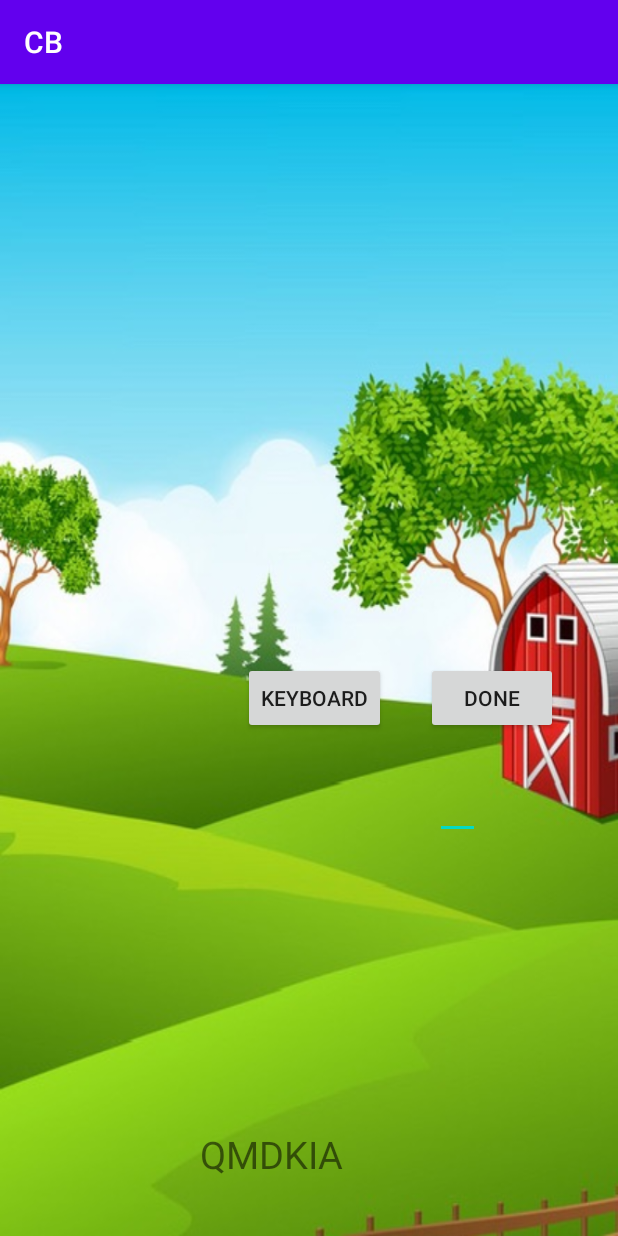
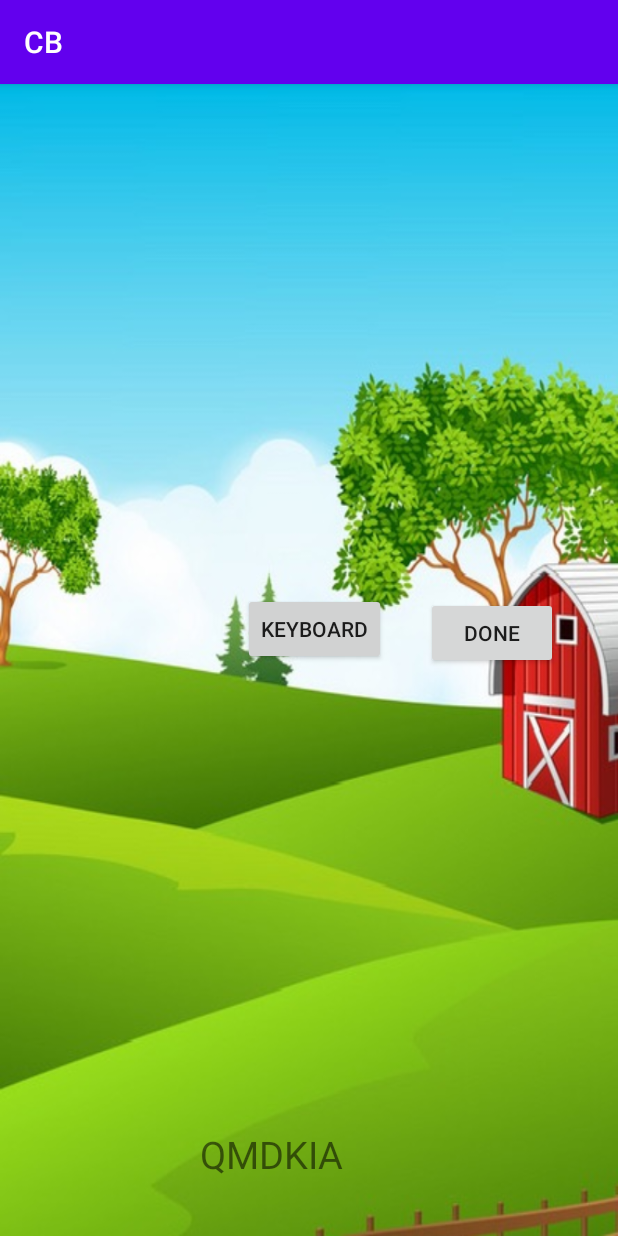
Before and after one commit to eronav/Android-CB, an Android app: the game_screen screen opened directly, with no data from a screen before it, after a tap on "KEYBOARD", on a phone screen of 412 x 824 dp. Run offline under Robolectric (Android 15) with nearby library versions, the phone set to English and light mode, and no system bars; Roboto replaces fonts that are not available here.

Commit message:
removed the dummy text edit box ability to pop-up / pop-down keyboard quit and play again working working eval

```diff
--- a/app/src/main/AndroidManifest.xml
+++ b/app/src/main/AndroidManifest.xml
@@ -1,6 +1,7 @@
 <?xml version="1.0" encoding="utf-8"?>
 <manifest xmlns:android="http://schemas.android.com/apk/res/android"
     package="com.example.cb">
+    <uses-permission android:name="android.permission.VIBRATE"/>
 
     <application
         android:allowBackup="true"
--- a/app/src/main/java/com/example/cb/GuessHistory.java
+++ b/app/src/main/java/com/example/cb/GuessHistory.java
@@ -162,6 +162,8 @@ public class GuessHistory {
         return cb_eval;
     }
 
+
+
     public LinearLayout get_img_cb_eval_numeric(String guess, WordGenerator wgen, Context myctxt, LetterImageManager ltrmngr, int diff) {
         int[] result = wgen.evaluateGuess(guess);
         int cow = result[1];
@@ -265,4 +267,6 @@ public class GuessHistory {
         }
     }
 
+
+
 }
--- a/app/src/main/java/com/example/cb/game_screen.java
+++ b/app/src/main/java/com/example/cb/game_screen.java
@@ -2,14 +2,14 @@ package com.example.cb;
 
 import android.app.Activity;
 import android.content.Context;
+import android.content.Intent;
 import android.os.Bundle;
-import android.text.Editable;
-import android.text.TextWatcher;
+import android.os.Vibrator;
+import android.view.KeyEvent;
 import android.view.View;
 import android.view.ViewGroup;
 import android.view.inputmethod.InputMethodManager;
 import android.widget.Button;
-import android.widget.EditText;
 import android.widget.ImageView;
 import android.widget.LinearLayout;
 import android.widget.ScrollView;
@@ -23,7 +23,7 @@ public class game_screen extends AppCompatActivity {
 
     ScrollView histbox;
     LinearLayout guess_box;
-    EditText dummy_input;
+    Vibrator v;
     Button done_btn;
     TextView testing_dash;
     Random myrand;
@@ -55,9 +55,11 @@ public class game_screen extends AppCompatActivity {
         setContentView(R.layout.activity_game_screen);
 
         histbox = findViewById(R.id.history);
-        Button keyboard_btn = (Button) findViewById(R.id.keyboard);
+        final Button keyboard_btn = (Button) findViewById(R.id.keyboard);
+        keyboard_btn.setFocusable(true);
+        keyboard_btn.setFocusableInTouchMode(true);
         keyboard_status = false;
-        dummy_input = findViewById(R.id.dummy_input);
+        // v = (Vibrator) getSystemService(Context.VIBRATOR_SERVICE);
         myctxt = getApplicationContext();
         guess_box = findViewById(R.id.guess_box);
         ViewGroup.LayoutParams gblp = guess_box.getLayoutParams();
@@ -69,16 +71,18 @@ public class game_screen extends AppCompatActivity {
         guess = "";
         cb = new LinearLayout(myctxt);
 
+
         row = new LinearLayout(myctxt);
         play_again_layout = (LinearLayout) findViewById(R.id.play_again_layout);
         quit_layout = (LinearLayout) findViewById(R.id.quit_layout);
+
+        ViewGroup.LayoutParams ll_lp;
         word_outer_layout = new LinearLayout(myctxt);
 
         cb.setLayoutParams(new LinearLayout.LayoutParams(LinearLayout.LayoutParams.WRAP_CONTENT, LinearLayout.LayoutParams.WRAP_CONTENT));
 
         row.setLayoutParams(new LinearLayout.LayoutParams(LinearLayout.LayoutParams.WRAP_CONTENT, LinearLayout.LayoutParams.WRAP_CONTENT));
         cb.setOrientation(LinearLayout.HORIZONTAL);
-
         row.setOrientation(LinearLayout.VERTICAL);
 
         histbox.addView(row);
@@ -115,53 +119,27 @@ public class game_screen extends AppCompatActivity {
             @Override
             public void onClick(View v) {
 
-                /*cb = ghist.AddEntry(wgen, guess, newrow, myctxt);
-                // histbox.removeAllViews();
-                histbox.addView(cb);
-                dummy_input.setText("");
-                if (ghist.check_game(wgen, guess, diff)) {
-                    Button play_again = new Button(myctxt);
-                    Button quit_btn = new Button(myctxt);
-                    play_again.setLayoutParams(new LinearLayout.LayoutParams(LinearLayout.LayoutParams.WRAP_CONTENT, LinearLayout.LayoutParams.WRAP_CONTENT));
-                    quit_btn.setLayoutParams(new LinearLayout.LayoutParams(LinearLayout.LayoutParams.WRAP_CONTENT, LinearLayout.LayoutParams.WRAP_CONTENT));
-                    ViewGroup.LayoutParams btn_layout = play_again.getLayoutParams();
-                    ViewGroup.LayoutParams btn1_layout = play_again.getLayoutParams();
-                    btn_layout.height = 50;
-                    btn_layout.width = 50;
-                    btn1_layout.height = 50;
-                    btn1_layout.width = 50;
-                    play_again.setText("Play Again");
-                    quit_btn.setText("Quit");
+                if (done_btn.getText().equals("Play Again")) {
+                    Intent startIntent = new Intent(getApplicationContext(), play_game_level.class);
+                    startIntent.putExtra("com.mailronav.cb.playAgain", "");
+                    startActivity(startIntent);
+                }
 
-                    play_again_layout.addView(play_again);
-                    quit_layout.addView(quit_btn);
-                    play_again.setOnClickListener(new View.OnClickListener() {
-                        @Override
-                        public void onClick(View v) {
-                            Intent startIntent = new Intent(getApplicationContext(), play_game_level.class);
-                            startIntent.putExtra("com.mailronav.cb.playAgain", "");
-                            startActivity(startIntent);
-                        }
-                    });
-                    quit_btn.setOnClickListener(new View.OnClickListener() {
-                        @Override
-                        public void onClick(View v) {
-                            Intent startIntent = new Intent(getApplicationContext(), game_2.class);
-                            startIntent.putExtra("com.mailronav.cb.quit", "");
-                            startActivity(startIntent);
-                        }
-                    });
-                }*/
-
-
-                LinearLayout newrow;
-                newrow = new LinearLayout(myctxt);
+                if (guess.length() != diff) {
+                    return;
+                }
+                LinearLayout newrow = new LinearLayout(myctxt);
                 newrow.setLayoutParams(new LinearLayout.LayoutParams(LinearLayout.LayoutParams.WRAP_CONTENT, LinearLayout.LayoutParams.WRAP_CONTENT));
                 newrow.setOrientation(LinearLayout.HORIZONTAL);
 
                 LinearLayout word_eval_layout = ghist.get_img_cb_eval(guess, wgen, myctxt, ltrmngr, diff);
-                LinearLayout word_image_layout = (LinearLayout) guess_box.getChildAt(0);
+                LinearLayout word_image_layout = new LinearLayout(myctxt);
+                word_image_layout.setLayoutParams(new LinearLayout.LayoutParams(LinearLayout.LayoutParams.WRAP_CONTENT, LinearLayout.LayoutParams.WRAP_CONTENT));
+                word_image_layout.setOrientation(LinearLayout.HORIZONTAL);
+
+                word_image_layout = ltrmngr.get_img_word(guess, ltrmngr, word_image_layout, myctxt);
                 guess_box.removeAllViews();
+
 
                 if (! redesign_images(newrow, word_image_layout, word_eval_layout)) {
                     try {
@@ -171,25 +149,52 @@ public class game_screen extends AppCompatActivity {
                         e.printStackTrace();
                     }
                 }
+
+
                 row.addView(newrow);
-                dummy_input.setText("");
+                guess_box.removeAllViews();
+                keyboard_btn.requestFocus();
+
+                if (wgen.evaluateGuess(guess)[2] == diff) {
+                    done_btn.setText("Play Again");
+                    keyboard_btn.setText("Quit");
+                }
+                guess = "";
+            }
+        });
+
+        keyboard_btn.setOnFocusChangeListener(new View.OnFocusChangeListener() {
+            @Override
+            public void onFocusChange(View v, boolean hasFocus) {
+                if (keyboard_btn.getText().equals("Quit")) {
+                    Intent startIntent = new Intent(getApplicationContext(), game_2.class);
+                    startIntent.putExtra("com.mailronav.cb.quit", "");
+                    startActivity(startIntent);
+                } else {
+                    setKeyboard_status(keyboard_btn);
+                }
+
             }
         });
 
         keyboard_btn.setOnClickListener(new View.OnClickListener() {
             @Override
             public void onClick(View v) {
-                if(keyboard_status == true) {
-                    hideKeyboardFrom(myctxt, dummy_input);
+                if (keyboard_btn.getText().equals("Quit")) {
+                    Intent startIntent = new Intent(getApplicationContext(), game_2.class);
+                    startIntent.putExtra("com.mailronav.cb.quit", "");
+                    startActivity(startIntent);
                 } else {
-                    openKeyboard();
+                    setKeyboard_status(keyboard_btn);
                 }
             }
         });
 
 
 
-        dummy_input.addTextChangedListener(new TextWatcher() {
+
+
+        /*dummy_input.addTextChangedListener(new TextWatcher() {
 
             @Override
             public void beforeTextChanged(CharSequence s, int start, int count, int after) {
@@ -215,19 +220,67 @@ public class game_screen extends AppCompatActivity {
                 histbox.addView(test_text);*/
                 //histbox.addView(guess_box);
                 //histbox.addView(newrow);
-                guess = s.toString();
-            }
+                // guess = s.toString();
+             /*}
 
             @Override
             public void afterTextChanged(Editable s) {
 
             }
-        });
+        }); */
 
         testing_dash.setText(word);
 
 
-    }  // onCreate()
+    } // onCreate()
+
+    @Override
+    public boolean onKeyDown(int keyCode, KeyEvent event) {
+        String chr = null;
+        int chr_keycode = 0;
+
+        ImageView img = new ImageView(myctxt);
+        img.setLayoutParams(new LinearLayout.LayoutParams(LinearLayout.LayoutParams.WRAP_CONTENT, LinearLayout.LayoutParams.WRAP_CONTENT));
+        ViewGroup.LayoutParams img_layout = img.getLayoutParams();
+        img_layout.height = 60;
+        img_layout.width = 60;
+        int gl = guess.length();
+
+        if (keyCode == KeyEvent.KEYCODE_DEL) {
+            if (gl == 0) {
+                return true;
+            }
+            if (gl == 1) {
+                guess_box.removeAllViews();
+                guess = "";
+                return true;
+            }
+
+            guess_box.removeViewAt(guess_box.getChildCount() - 1);
+            guess = guess.substring(0, gl-1);
+        } else if (gl == diff) {
+            // Ignore characters if already at max acceptable
+        } else {
+            try {
+                if (KeyEvent.KEYCODE_A <= keyCode && keyCode <= KeyEvent.KEYCODE_Z) {
+                    chr_keycode = ltrmngr.onkeyup_get_letter(keyCode);
+                    img.setImageResource(chr_keycode);
+                    guess_box.addView(img);
+                    guess += String.valueOf((char) (keyCode + (int) 'a' - KeyEvent.KEYCODE_A));
+                } else if (KeyEvent.KEYCODE_0 <= keyCode && keyCode <= KeyEvent.KEYCODE_9) {
+                    chr_keycode = ltrmngr.onkeyup_get_letter(keyCode);
+                    img.setImageResource(chr_keycode);
+                    guess_box.addView(img);
+                    guess += String.valueOf((char) (keyCode + (int) '0' - KeyEvent.KEYCODE_0));
+                }
+                // Silently ignore other characters
+            } catch (Exception e) {
+                e.printStackTrace();
+            }
+        }
+
+        return true;
+    }
 
 
     //Create the creation method
@@ -235,8 +288,8 @@ public class game_screen extends AppCompatActivity {
         ImageView cow_img = new ImageView(myctxt);
         cow_img.setLayoutParams(new LinearLayout.LayoutParams(LinearLayout.LayoutParams.WRAP_CONTENT, LinearLayout.LayoutParams.WRAP_CONTENT));
         ViewGroup.LayoutParams cow_layout = cow_img.getLayoutParams();
-        cow_layout.height = 120;
-        cow_layout.width = 120;
+        cow_layout.height = 60;
+        cow_layout.width = 60;
         cow_img.setScaleType(ImageView.ScaleType.FIT_CENTER);
         cow_img.setImageResource(R.drawable.cow_head);
         return cow_img;
@@ -248,8 +301,8 @@ public class game_screen extends AppCompatActivity {
         ImageView bull_img = new ImageView(myctxt);
         bull_img.setLayoutParams(new LinearLayout.LayoutParams(LinearLayout.LayoutParams.WRAP_CONTENT, LinearLayout.LayoutParams.WRAP_CONTENT));
         ViewGroup.LayoutParams bull_layout = bull_img.getLayoutParams();
-        bull_layout.height = 120;
-        bull_layout.width = 120;
+        bull_layout.height = 60;
+        bull_layout.width = 60;
         bull_img.setScaleType(ImageView.ScaleType.FIT_CENTER);
         bull_img.setImageResource(R.drawable.bulls_head);
         return bull_img;
@@ -363,6 +416,22 @@ public class game_screen extends AppCompatActivity {
         return word_str_layout;
     }
 
+    public String getViewText(CharSequence c) {
+        return String.valueOf(c);
+    }
+
+    private void setKeyboard_status(View keyboard_btn) {
+        if(keyboard_status) {
+            hideSoftKeyboard(keyboard_btn);
+            keyboard_status = false;
+        } else {
+            showSoftKeyboard(keyboard_btn);
+            keyboard_status = true;
+            // dummy_input.performClick();
+        }
+
+    }
+
     private boolean redesign_images(LinearLayout layout, LinearLayout word_layout, LinearLayout eval_layout) {
 
         return false;
@@ -408,6 +477,21 @@ public class game_screen extends AppCompatActivity {
          */
     }
 
+    public void showSoftKeyboard(View view) {
+        // if(true /* view.requestFocus() */)
+        InputMethodManager imm = (InputMethodManager) getSystemService(Context.INPUT_METHOD_SERVICE);
+        imm.showSoftInput(view, InputMethodManager.SHOW_IMPLICIT); // could use SHOW_FORCED if need be
+        // InputMethodManager imm = (InputMethodManager) getSystemService(Activity.INPUT_METHOD_SERVICE);
+        // this worked: imm.toggleSoftInput(InputMethodManager.HIDE_IMPLICIT_ONLY, 0);
+    }
+
+    public void hideSoftKeyboard(View view) {
+        InputMethodManager imm = (InputMethodManager) getSystemService(Context.INPUT_METHOD_SERVICE);
+        imm.hideSoftInputFromWindow(view.getWindowToken(), 0);
+        // InputMethodManager imm = (InputMethodManager) getSystemService(Activity.INPUT_METHOD_SERVICE);
+        // imm.toggleSoftInput(InputMethodManager.HIDE_IMPLICIT_ONLY, 0);
+    }
+
 
 
 }
--- a/app/src/main/res/layout/activity_game_screen.xml
+++ b/app/src/main/res/layout/activity_game_screen.xml
@@ -5,7 +5,8 @@
     android:layout_width="match_parent"
     android:layout_height="match_parent"
     tools:context=".game_screen"
-    android:background="@drawable/farm_backgnd_edited">
+    android:background="@drawable/farm_backgnd_edited"
+    android:inputType="textNoSuggestions|textVisiblePassword">
 
     <TextView
         android:id="@+id/word"
@@ -28,16 +29,16 @@
         android:id="@+id/done_btn"
         android:layout_width="wrap_content"
         android:layout_height="wrap_content"
-        android:layout_marginTop="180dp"
+        android:layout_marginTop="44dp"
         android:layout_marginEnd="36dp"
         android:layout_marginRight="36dp"
+        android:layout_marginBottom="360dp"
         android:text="Done"
         app:layout_constraintBottom_toBottomOf="parent"
         app:layout_constraintEnd_toEndOf="parent"
         app:layout_constraintHorizontal_bias="0.645"
         app:layout_constraintStart_toEndOf="@+id/keyboard"
-        app:layout_constraintTop_toBottomOf="@+id/history"
-        app:layout_constraintVertical_bias="0.0" />
+        app:layout_constraintTop_toBottomOf="@+id/guess_box" />
 
     <ScrollView
         android:id="@+id/history"
@@ -68,34 +69,21 @@
         app:layout_constraintStart_toStartOf="parent"
         app:layout_constraintTop_toBottomOf="@+id/history"></LinearLayout>
 
-    <EditText
-        android:id="@+id/dummy_input"
-        android:layout_width="30dp"
-        android:layout_height="28dp"
-        android:layout_marginStart="290dp"
-        android:layout_marginLeft="290dp"
-        android:layout_marginTop="42dp"
-        android:ems="10"
-        android:inputType="textPersonName"
-        app:layout_constraintStart_toStartOf="parent"
-        app:layout_constraintTop_toBottomOf="@+id/done_btn" />
-
     <Button
         android:id="@+id/keyboard"
         android:layout_width="wrap_content"
         android:layout_height="wrap_content"
         android:layout_marginStart="158dp"
         android:layout_marginLeft="158dp"
-        android:layout_marginTop="106dp"
+        android:layout_marginTop="43dp"
         android:layout_marginEnd="22dp"
         android:layout_marginRight="22dp"
-        android:layout_marginBottom="229dp"
+        android:layout_marginBottom="292dp"
         android:text="Keyboard"
         app:layout_constraintBottom_toTopOf="@+id/word"
         app:layout_constraintEnd_toStartOf="@+id/done_btn"
         app:layout_constraintStart_toStartOf="parent"
-        app:layout_constraintTop_toBottomOf="@+id/guess_box"
-        app:layout_constraintVertical_bias="0.0" />
+        app:layout_constraintTop_toBottomOf="@+id/guess_box" />
 
     <LinearLayout
         android:id="@+id/play_again_layout"
@@ -103,11 +91,12 @@
         android:layout_height="107dp"
         android:layout_marginStart="16dp"
         android:layout_marginLeft="16dp"
-        android:layout_marginTop="70dp"
+        android:layout_marginTop="40dp"
         android:layout_marginEnd="218dp"
         android:layout_marginRight="218dp"
-        android:orientation="vertical"
+        android:orientation="horizontal"
         app:layout_constraintEnd_toEndOf="parent"
+        app:layout_constraintHorizontal_bias="0.0"
         app:layout_constraintStart_toStartOf="parent"
         app:layout_constraintTop_toBottomOf="@+id/keyboard"></LinearLayout>
 
@@ -117,11 +106,13 @@
         android:layout_height="107dp"
         android:layout_marginStart="34dp"
         android:layout_marginLeft="34dp"
+        android:layout_marginTop="37dp"
         android:layout_marginEnd="16dp"
         android:layout_marginRight="16dp"
-        android:orientation="vertical"
+        android:orientation="horizontal"
         app:layout_constraintEnd_toEndOf="parent"
+        app:layout_constraintHorizontal_bias="0.0"
         app:layout_constraintStart_toEndOf="@+id/play_again_layout"
-        app:layout_constraintTop_toBottomOf="@+id/dummy_input"></LinearLayout>
+        app:layout_constraintTop_toBottomOf="@+id/done_btn"></LinearLayout>
 
 </androidx.constraintlayout.widget.ConstraintLayout>
```
Also changed, not shown: app/src/main/java/com/example/cb/LetterImageManager.java (+48 -4 lines).
